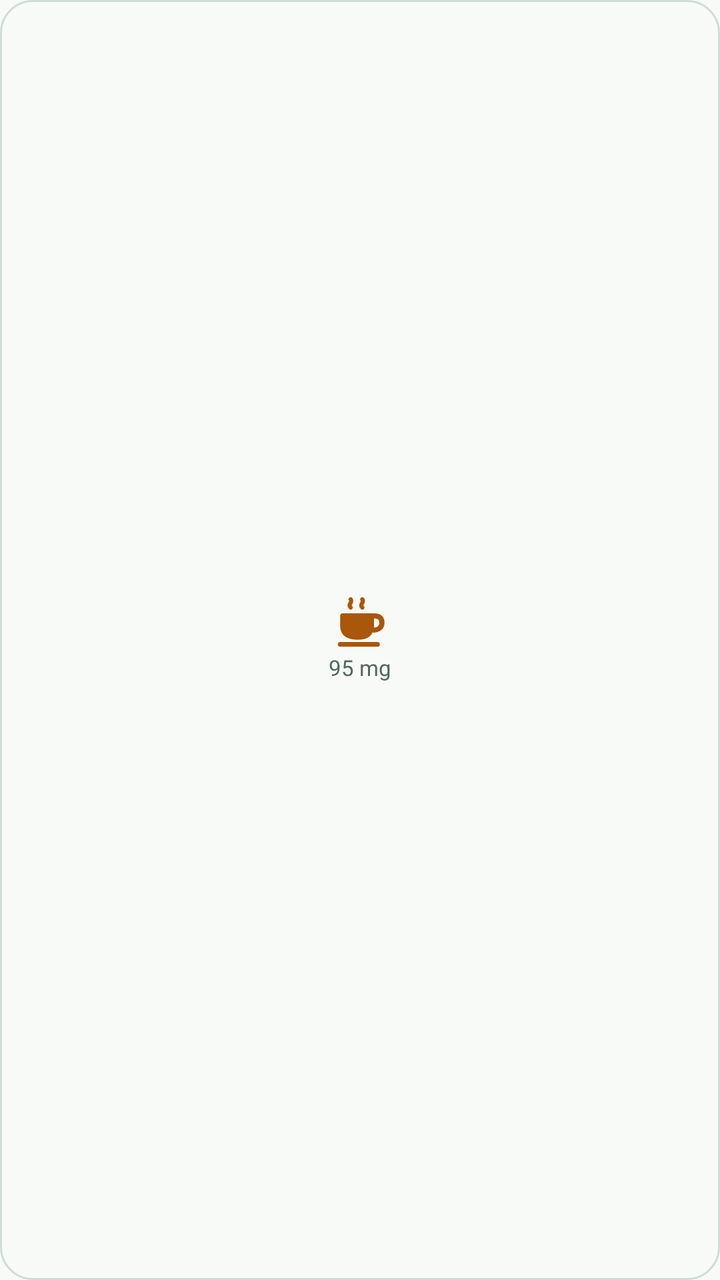
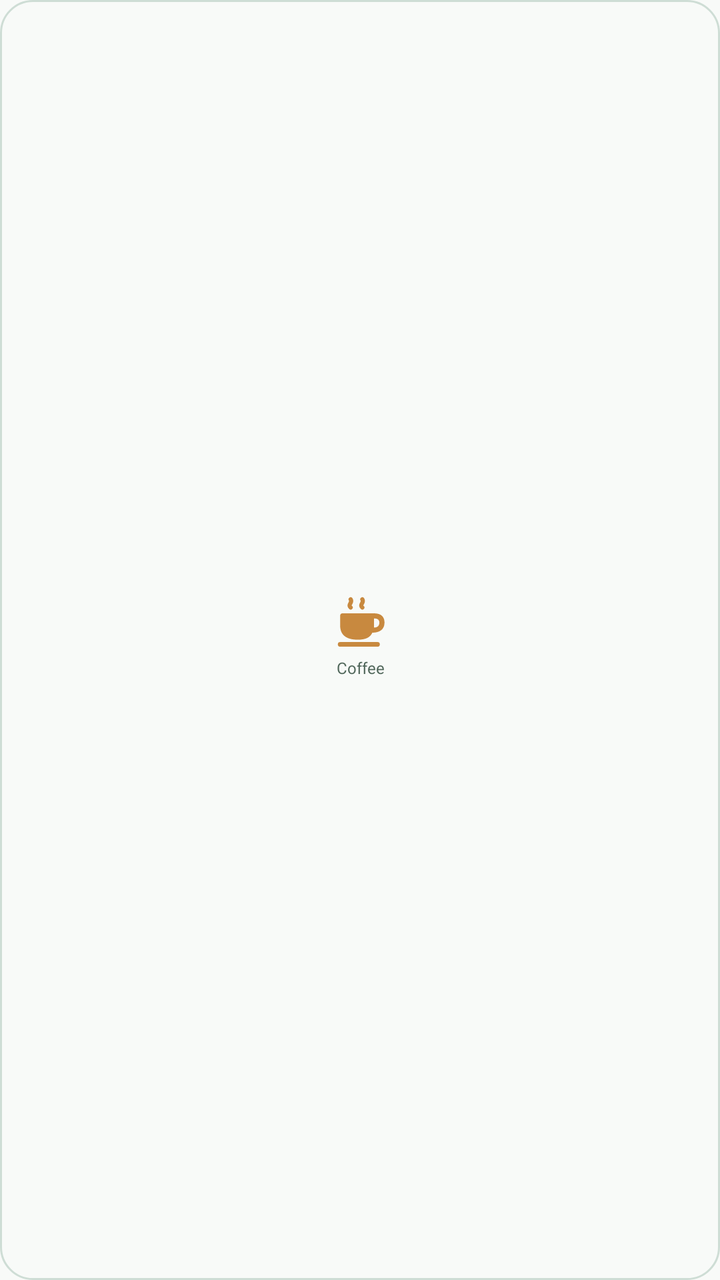

An Android layout rendered at two revisions. The XML below is the earlier revision; the diff shows what the commit changed to produce the second picture.
<!-- AndroidManifest.xml: application theme AppTheme -->
<!-- res/layout/coffee_widget.xml -->
<?xml version="1.0" encoding="utf-8"?>
<LinearLayout xmlns:android="http://schemas.android.com/apk/res/android"
    android:id="@+id/widget_action"
    android:layout_width="match_parent"
    android:layout_height="match_parent"
    android:minWidth="48dp"
    android:minHeight="48dp"
    android:orientation="vertical"
    android:gravity="center"
    android:paddingHorizontal="4dp"
    android:paddingVertical="1dp"
    android:background="@drawable/widget_background"
    android:clickable="true"
    android:focusable="true"
    android:contentDescription="@string/widget_coffee_accessibility">
    <ImageView
        android:layout_width="28dp"
        android:layout_height="28dp"
        android:src="@drawable/widget_coffee_icon"
        android:scaleType="fitCenter"
        android:importantForAccessibility="no" />
    <TextView
        android:layout_width="match_parent"
        android:layout_height="16dp"
        android:layout_marginTop="1dp"
        android:gravity="center"
        android:text="@string/widget_coffee_detail"
        android:textSize="11sp"
        android:autoSizeTextType="uniform"
        android:autoSizeMinTextSize="9sp"
        android:autoSizeMaxTextSize="11sp"
        android:autoSizeStepGranularity="1sp"
        android:textColor="@color/widget_text_secondary"
        android:includeFontPadding="false"
        android:maxLines="1"
        android:importantForAccessibility="no" />
</LinearLayout>
<!-- resources referenced by this layout -->
<resources>
  <color name="widget_text_secondary">#52685C</color>
  <!-- drawable widget_background (drawable) -->
  <?xml version="1.0" encoding="utf-8"?>
  <ripple xmlns:android="http://schemas.android.com/apk/res/android" android:color="@color/widget_ripple">
      <item>
          <shape android:shape="rectangle">
              <solid android:color="@color/widget_background" />
              <corners android:radius="16dp" />
              <stroke android:width="1dp" android:color="@color/widget_border" />
          </shape>
      </item>
  </ripple>
  <!-- drawable widget_coffee_icon (drawable) -->
  <vector xmlns:android="http://schemas.android.com/apk/res/android"
      android:width="28dp" android:height="28dp"
      android:viewportWidth="24" android:viewportHeight="24">
      <path
          android:fillColor="@color/widget_coffee_accent"
          android:fillType="evenOdd"
          android:pathData="M4.5,8 L18,8 C21.2,8 22.5,9.6 22.5,12 C22.5,14.8 20.5,16.3 17.3,16.3 C16.3,18.4 14.4,19.3 11,19.3 C6.2,19.3 3.5,17.3 3.5,13.3 L3.5,9 C3.5,8.4 3.9,8 4.5,8 Z M18,10.2 L18,14.1 C19.5,14.1 20.3,13.3 20.3,12 C20.3,10.8 19.6,10.2 18,10.2 Z M3.5,20.3 L19.5,20.3 A1,1 0,0 1,19.5 22.3 L3.5,22.3 A1,1 0,0 1,3.5 20.3 Z" />
      <path
          android:fillColor="@android:color/transparent"
          android:strokeColor="@color/widget_coffee_accent"
          android:strokeWidth="1.8"
          android:strokeLineCap="round"
          android:strokeLineJoin="round"
          android:pathData="M8,5.5 C6.5,4.1 9,3.6 8,2 M13,5.5 C11.5,4.1 14,3.6 13,2" />
  </vector>
  <string name="widget_coffee_accessibility">Add 95 milligrams of caffeine with HealthEntry; permission may be requested</string>
  <string name="widget_coffee_detail">95 mg</string>
  <style name="AppTheme" parent="Theme.AppCompat.DayNight.NoActionBar">
          
          <item name="android:editTextBackground">@drawable/rn_edit_text_material</item>
          <item name="android:windowBackground">@color/widget_background</item>
          <item name="android:statusBarColor">@color/widget_background</item>
          <item name="android:navigationBarColor">@color/widget_background</item>
          <item name="android:windowLightStatusBar">true</item>
          <item name="android:windowLightNavigationBar">true</item>
      </style>
  <color name="widget_ripple">#6683A591</color>
  <color name="widget_background">#F8FAF8</color>
  <color name="widget_border">#CEDDD5</color>
  <color name="widget_coffee_accent">#A9570A</color>
  <!-- drawable rn_edit_text_material (drawable) -->
  <?xml version="1.0" encoding="utf-8"?>
  <inset xmlns:android="http://schemas.android.com/apk/res/android"
         android:insetLeft="@dimen/abc_edit_text_inset_horizontal_material"
         android:insetRight="@dimen/abc_edit_text_inset_horizontal_material"
         android:insetTop="@dimen/abc_edit_text_inset_top_material"
         android:insetBottom="@dimen/abc_edit_text_inset_bottom_material"
         >
  
      <selector>
          
          <item android:state_enabled="false" android:drawable="@drawable/abc_textfield_default_mtrl_alpha"/>
          <item android:drawable="@drawable/abc_textfield_activated_mtrl_alpha"/>
      </selector>
  
  </inset>
</resources>

<!-- the commit's change to res/layout/coffee_widget.xml (unified diff, before → after) -->
@@ -7,7 +7,7 @@
     android:minHeight="48dp"
     android:orientation="vertical"
     android:gravity="center"
-    android:paddingHorizontal="4dp"
+    android:paddingHorizontal="2dp"
     android:paddingVertical="1dp"
     android:background="@drawable/widget_background"
     android:clickable="true"
@@ -20,18 +20,20 @@
         android:scaleType="fitCenter"
         android:importantForAccessibility="no" />
     <TextView
+        android:id="@+id/widget_caption"
         android:layout_width="match_parent"
         android:layout_height="16dp"
         android:layout_marginTop="1dp"
         android:gravity="center"
         android:text="@string/widget_coffee_detail"
-        android:textSize="11sp"
+        android:textSize="8sp"
         android:autoSizeTextType="uniform"
-        android:autoSizeMinTextSize="9sp"
-        android:autoSizeMaxTextSize="11sp"
+        android:autoSizeMinTextSize="7sp"
+        android:autoSizeMaxTextSize="8sp"
         android:autoSizeStepGranularity="1sp"
         android:textColor="@color/widget_text_secondary"
         android:includeFontPadding="false"
         android:maxLines="1"
+        android:singleLine="true"
         android:importantForAccessibility="no" />
 </LinearLayout>
<!-- resource entries referenced after the edit -->
@@ -28,8 +28,8 @@
           android:strokeLineJoin="round"
           android:pathData="M8,5.5 C6.5,4.1 9,3.6 8,2 M13,5.5 C11.5,4.1 14,3.6 13,2" />
   </vector>
-  <string name="widget_coffee_accessibility">Add 95 milligrams of caffeine with HealthEntry; permission may be requested</string>
-  <string name="widget_coffee_detail">95 mg</string>
+  <string name="widget_coffee_accessibility">Choose coffee size or espresso shots with HealthEntry; permission may be requested</string>
+  <string name="widget_coffee_detail">Coffee</string>
   <style name="AppTheme" parent="Theme.AppCompat.DayNight.NoActionBar">
           
           <item name="android:editTextBackground">@drawable/rn_edit_text_material</item>
@@ -42,7 +42,7 @@
   <color name="widget_ripple">#6683A591</color>
   <color name="widget_background">#F8FAF8</color>
   <color name="widget_border">#CEDDD5</color>
-  <color name="widget_coffee_accent">#A9570A</color>
+  <color name="widget_coffee_accent">#C8893F</color>
   <!-- drawable rn_edit_text_material (drawable) -->
   <?xml version="1.0" encoding="utf-8"?>
   <inset xmlns:android="http://schemas.android.com/apk/res/android"
